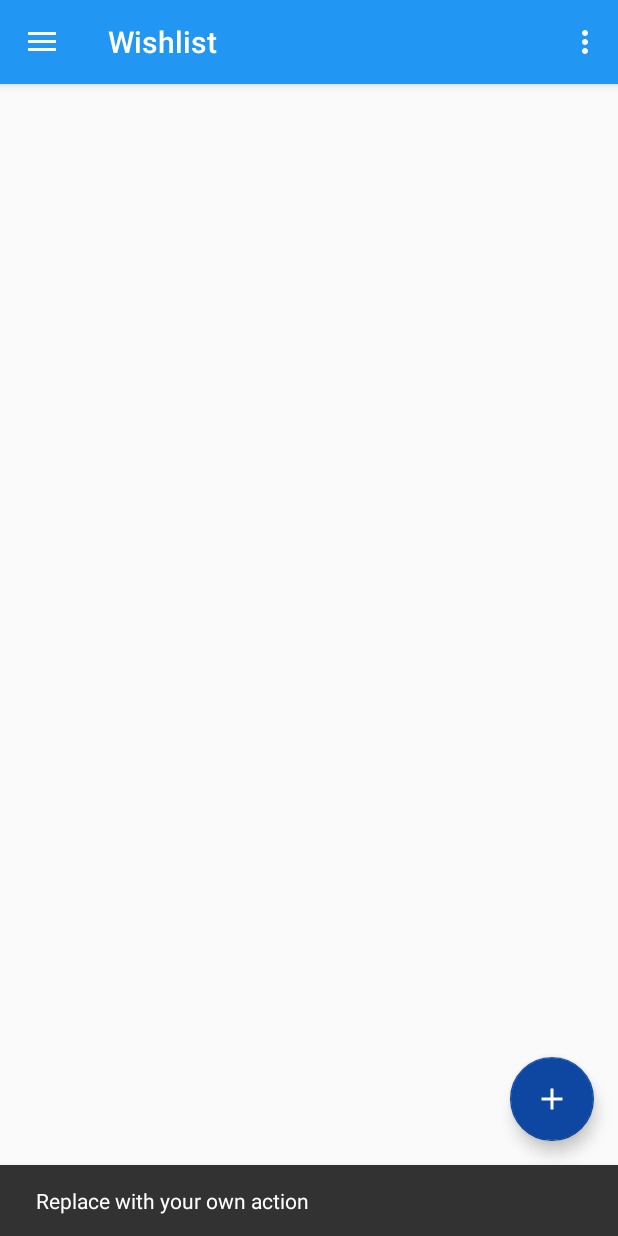
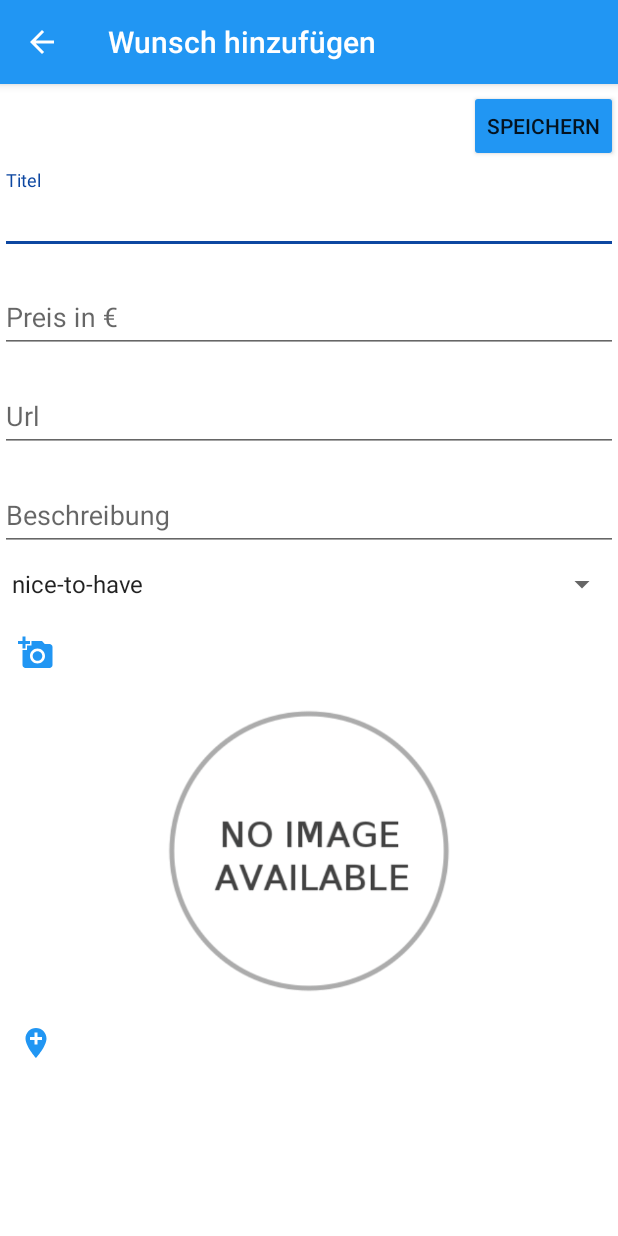
Before and after one commit to aromko/wishlist, an Android app: the screen it shows after launch once a user with an empty profile is signed in (MainActivity before the commit, WishActivity after it), after a tap on an icon or button, on a phone screen of 412 x 824 dp. Run offline under Robolectric (Android 15) with nearby library versions, the phone set to English and light mode, and no system bars; our stand-ins replace Firebase (no records; nobody signed in at launch, a user with empty details on screens opened directly).

Commit message:
* added Wishactivity * optimize fragmentlist layout (cardView)

```diff
--- a/app/build.gradle
+++ b/app/build.gradle
@@ -33,7 +33,9 @@ dependencies {
     implementation 'com.google.firebase:firebase-auth:16.0.1'
     implementation 'com.google.android.gms:play-services-auth:15.0.1'
     implementation 'com.google.firebase:firebase-database:16.0.1'
+    implementation 'com.google.firebase:firebase-storage:16.0.1'
     implementation "android.arch.lifecycle:extensions:$lifecycle_version"
+    implementation 'com.android.support:cardview-v7:26.1.0'
 }
 
 apply plugin: 'com.google.gms.google-services'
--- a/app/src/main/java/aromko/de/wishlist/activity/MainActivity.java
+++ b/app/src/main/java/aromko/de/wishlist/activity/MainActivity.java
@@ -10,7 +10,6 @@ import android.os.Bundle;
 import android.support.annotation.Nullable;
 import android.support.design.widget.FloatingActionButton;
 import android.support.design.widget.NavigationView;
-import android.support.design.widget.Snackbar;
 import android.support.v4.app.Fragment;
 import android.support.v4.app.FragmentTransaction;
 import android.support.v4.view.GravityCompat;
@@ -51,6 +50,7 @@ public class MainActivity extends AppCompatActivity implements ItemListFragment.
     private ArrayList<WishList> listItems = new ArrayList<WishList>();
     private ImageButton imgBtnAddWishList;
     private WishListViewModel listViewModel;
+    private String selectedWishlistId;
 
     @Override
     protected void onCreate(Bundle savedInstanceState) {
@@ -79,8 +79,9 @@ public class MainActivity extends AppCompatActivity implements ItemListFragment.
         fab.setOnClickListener(new View.OnClickListener() {
             @Override
             public void onClick(View view) {
-                Snackbar.make(view, "Replace with your own action", Snackbar.LENGTH_LONG)
-                        .setAction("Action", null).show();
+                Intent wishActivity = new Intent(MainActivity.this, WishActivity.class);
+                wishActivity.putExtra("wishlistId", selectedWishlistId);
+                startActivity(wishActivity);
             }
         });
 
@@ -120,8 +121,9 @@ public class MainActivity extends AppCompatActivity implements ItemListFragment.
                     }
                 }
 
+                selectedWishlistId = listItems.get(position).getKey();
                 Bundle bundle = new Bundle();
-                bundle.putString("wishlistId", listItems.get(position).getKey());
+                bundle.putString("wishlistId", selectedWishlistId);
                 fragment = new ItemListFragment();
                 fragment.setArguments(bundle);
                 switch (position) {
--- /dev/null
+++ b/app/src/main/java/aromko/de/wishlist/activity/WishActivity.java
@@ -0,0 +1,97 @@
+package aromko.de.wishlist.activity;
+
+import android.arch.lifecycle.ViewModelProviders;
+import android.content.Intent;
+import android.graphics.Color;
+import android.net.Uri;
+import android.os.Bundle;
+import android.provider.MediaStore;
+import android.support.design.widget.FloatingActionButton;
+import android.support.design.widget.Snackbar;
+import android.support.v7.app.AppCompatActivity;
+import android.support.v7.widget.Toolbar;
+import android.util.Log;
+import android.view.MenuItem;
+import android.view.View;
+import android.widget.ArrayAdapter;
+import android.widget.EditText;
+import android.widget.ImageButton;
+import android.widget.ImageView;
+import android.widget.Spinner;
+
+import aromko.de.wishlist.R;
+import aromko.de.wishlist.viewModel.WishListViewModel;
+import aromko.de.wishlist.viewModel.WishViewModel;
+
+public class WishActivity extends AppCompatActivity {
+
+    private ImageButton btnAddPhoto;
+    private ImageView ivProduct;
+    private EditText txtTitle;
+    private EditText txtPrice;
+    private EditText txtUrl;
+    private EditText txtDescription;
+
+    private WishViewModel wishViewModel;
+    private String wishlistId;
+
+    @Override
+    protected void onCreate(Bundle savedInstanceState) {
+        super.onCreate(savedInstanceState);
+        setContentView(R.layout.activity_wish);
+        getWindow().getDecorView().setBackgroundColor(Color.WHITE);
+        Toolbar toolbar = (Toolbar) findViewById(R.id.toolbar);
+        setSupportActionBar(toolbar);
+        getSupportActionBar().setDisplayHomeAsUpEnabled(true);
+        getSupportActionBar().setDisplayShowHomeEnabled(true);
+        getSupportActionBar().setTitle("Wunsch hinzufügen");
+
+        btnAddPhoto = findViewById(R.id.btnAddPhoto);
+        ivProduct = findViewById(R.id.ivProduct);
+        txtTitle = findViewById(R.id.txtTitle);
+        txtPrice = findViewById(R.id.txtPrice);
+        txtUrl = findViewById(R.id.txtUrl);
+        txtDescription = findViewById(R.id.txtDescription);
+
+        Spinner spinner = (Spinner) findViewById(R.id.spWishstrength);
+        ArrayAdapter<CharSequence> adapter = ArrayAdapter.createFromResource(this,
+                R.array.wishstrength_selection_array, android.R.layout.simple_spinner_item);
+        adapter.setDropDownViewResource(android.R.layout.simple_list_item_1);
+        spinner.setAdapter(adapter);
+
+        wishViewModel = ViewModelProviders.of(this).get(WishViewModel.class);
+
+        Intent myIntent = getIntent();
+        wishlistId = myIntent.getStringExtra("wishlistId");
+    }
+
+    @Override
+    public boolean onOptionsItemSelected(MenuItem item) {
+        if (item.getItemId() == android.R.id.home) {
+            finish();
+        }
+
+        return super.onOptionsItemSelected(item);
+    }
+
+    public void addImageFromStorage(View view){
+        startActivityForResult(new Intent(Intent.ACTION_PICK, MediaStore.Images.Media.EXTERNAL_CONTENT_URI), 1);
+    }
+
+    @Override
+    protected void onActivityResult(int requestCode, int resultCode, Intent data) {
+        super.onActivityResult(requestCode, resultCode, data);
+        if(requestCode == 1) {
+            if(resultCode == RESULT_OK){
+                if(data != null) {
+                    Uri uri = data.getData();
+                    ivProduct.setImageURI(uri);
+                }
+            }
+        }
+    }
+
+    public void saveWish(View view){
+        wishViewModel.insertWish(wishlistId);
+    }
+}
--- a/app/src/main/java/aromko/de/wishlist/fragment/ItemListFragment.java
+++ b/app/src/main/java/aromko/de/wishlist/fragment/ItemListFragment.java
@@ -20,7 +20,7 @@ import java.util.List;
 
 import aromko.de.wishlist.R;
 import aromko.de.wishlist.model.Wish;
-import aromko.de.wishlist.model.WishModelFactory;
+import aromko.de.wishlist.viewModel.WishViewModelFactory;
 import aromko.de.wishlist.viewModel.WishViewModel;
 
 import static android.graphics.drawable.ClipDrawable.HORIZONTAL;
@@ -83,9 +83,7 @@ public class ItemListFragment extends Fragment {
             } else {
                 recyclerView.setLayoutManager(new GridLayoutManager(context, mColumnCount));
             }
-            DividerItemDecoration itemDecor = new DividerItemDecoration(this.getContext(), HORIZONTAL);
-            recyclerView.addItemDecoration(itemDecor);
-            wishViewModel = ViewModelProviders.of(this, new WishModelFactory(this.getActivity().getApplication(), wishlistId.toString())).get(WishViewModel.class);
+            wishViewModel = ViewModelProviders.of(this, new WishViewModelFactory(this.getActivity().getApplication(), wishlistId.toString())).get(WishViewModel.class);
             //wishViewModel = new WishViewModel(wishlistId.toString());
 
             LiveData<List<Wish>> listsLiveData = wishViewModel.getListsLiveData();
--- a/app/src/main/java/aromko/de/wishlist/fragment/WishRecyclerViewAdapter.java
+++ b/app/src/main/java/aromko/de/wishlist/fragment/WishRecyclerViewAdapter.java
@@ -34,7 +34,7 @@ public class WishRecyclerViewAdapter extends RecyclerView.Adapter<WishRecyclerVi
     public void onBindViewHolder(final ViewHolder holder, int position) {
         holder.mItem = mValues.get(position);
         holder.item_name.setText(mValues.get(position).getName());
-        holder.item_price.setText(String.valueOf(mValues.get(position).getPrice()));
+        holder.item_price.setText(String.valueOf(mValues.get(position).getPrice() + " €"));
 
 
         holder.mView.setOnClickListener(new View.OnClickListener() {
--- a/app/src/main/java/aromko/de/wishlist/viewModel/WishViewModel.java
+++ b/app/src/main/java/aromko/de/wishlist/viewModel/WishViewModel.java
@@ -24,6 +24,10 @@ public class WishViewModel extends ViewModel {
     private static DatabaseReference wishes_ref;
     private final FirebaseQueryLiveData liveData;
     private final MediatorLiveData<List<Wish>> listsLiveData = new MediatorLiveData<>();
+
+    public WishViewModel(){
+        liveData = new FirebaseQueryLiveData(wishes_ref);
+    };
 
     public WishViewModel(Application mApplication, String wishlistId) {
 
@@ -59,4 +63,16 @@ public class WishViewModel extends ViewModel {
     public void updateWish(String text) {
         Log.i("uodate", text);
     }
+
+    public void insertWish(String wishlistId) {
+        String key = FirebaseDatabase.getInstance().getReference("/wishes").push().getKey();
+        Wish wish = new Wish("TESTXXXX", 100.00);
+        //Map<String, Object> postValuesinsert = list.toMap();
+
+        //Map<String, Object> childUpdates = new HashMap<>();
+        //childUpdates.put(key, postValues);
+
+        //mDatabase.getReference("/lists").updateChildren(childUpdates);
+        FirebaseDatabase.getInstance().getReference("/wishes/" + wishlistId + "/" + key).setValue(wish);
+    }
 }
--- a/app/src/main/java/aromko/de/wishlist/model/WishModelFactory.java
+++ b/app/src/main/java/aromko/de/wishlist/viewModel/WishViewModelFactory.java
@@ -1,4 +1,4 @@
-package aromko.de.wishlist.model;
+package aromko.de.wishlist.viewModel;
 
 import android.app.Application;
 import android.arch.lifecycle.ViewModel;
@@ -6,12 +6,12 @@ import android.arch.lifecycle.ViewModelProvider;
 
 import aromko.de.wishlist.viewModel.WishViewModel;
 
-public class WishModelFactory extends ViewModelProvider.NewInstanceFactory {
+public class WishViewModelFactory extends ViewModelProvider.NewInstanceFactory {
     private Application mApplication;
     private String mParam;
 
 
-    public WishModelFactory(Application application, String param) {
+    public WishViewModelFactory(Application application, String param) {
         mApplication = application;
         mParam = param;
     }
--- /dev/null
+++ b/app/src/main/res/drawable/ic_add_a_photo.xml
@@ -0,0 +1,5 @@
+<vector android:height="24dp" android:tint="#2196F3"
+    android:viewportHeight="24.0" android:viewportWidth="24.0"
+    android:width="24dp" xmlns:android="http://schemas.android.com/apk/res/android">
+    <path android:fillColor="#FF000000" android:pathData="M3,4L3,1h2v3h3v2L5,6v3L3,9L3,6L0,6L0,4h3zM6,10L6,7h3L9,4h7l1.83,2L21,6c1.1,0 2,0.9 2,2v12c0,1.1 -0.9,2 -2,2L5,22c-1.1,0 -2,-0.9 -2,-2L3,10h3zM13,19c2.76,0 5,-2.24 5,-5s-2.24,-5 -5,-5 -5,2.24 -5,5 2.24,5 5,5zM9.8,14c0,1.77 1.43,3.2 3.2,3.2s3.2,-1.43 3.2,-3.2 -1.43,-3.2 -3.2,-3.2 -3.2,1.43 -3.2,3.2z"/>
+</vector>
--- /dev/null
+++ b/app/src/main/res/drawable/ic_add_image.xml
@@ -0,0 +1,5 @@
+<vector android:height="24dp" android:tint="#2196F3"
+    android:viewportHeight="24.0" android:viewportWidth="24.0"
+    android:width="24dp" xmlns:android="http://schemas.android.com/apk/res/android">
+    <path android:fillColor="#FF000000" android:pathData="M21,19V5c0,-1.1 -0.9,-2 -2,-2H5c-1.1,0 -2,0.9 -2,2v14c0,1.1 0.9,2 2,2h14c1.1,0 2,-0.9 2,-2zM8.5,13.5l2.5,3.01L14.5,12l4.5,6H5l3.5,-4.5z"/>
+</vector>
--- /dev/null
+++ b/app/src/main/res/drawable/ic_add_location.xml
@@ -0,0 +1,5 @@
+<vector android:height="24dp" android:tint="#2196F3"
+    android:viewportHeight="24.0" android:viewportWidth="24.0"
+    android:width="24dp" xmlns:android="http://schemas.android.com/apk/res/android">
+    <path android:fillColor="#FF000000" android:pathData="M12,2C8.14,2 5,5.14 5,9c0,5.25 7,13 7,13s7,-7.75 7,-13c0,-3.86 -3.14,-7 -7,-7zM16,10h-3v3h-2v-3L8,10L8,8h3L11,5h2v3h3v2z"/>
+</vector>
--- /dev/null
+++ b/app/src/main/res/layout/activity_wish.xml
@@ -0,0 +1,25 @@
+<?xml version="1.0" encoding="utf-8"?>
+<android.support.design.widget.CoordinatorLayout xmlns:android="http://schemas.android.com/apk/res/android"
+    xmlns:app="http://schemas.android.com/apk/res-auto"
+    xmlns:tools="http://schemas.android.com/tools"
+    android:layout_width="match_parent"
+    android:layout_height="match_parent"
+    tools:context=".activity.WishActivity">
+
+    <android.support.design.widget.AppBarLayout
+        android:layout_width="match_parent"
+        android:layout_height="wrap_content"
+        android:theme="@style/AppTheme.AppBarOverlay">
+
+        <android.support.v7.widget.Toolbar
+            android:id="@+id/toolbar"
+            android:layout_width="match_parent"
+            android:layout_height="?attr/actionBarSize"
+            android:background="?attr/colorPrimary"
+            app:popupTheme="@style/AppTheme.PopupOverlay" />
+
+    </android.support.design.widget.AppBarLayout>
+
+    <include layout="@layout/content_wish" />
+
+</android.support.design.widget.CoordinatorLayout>
--- /dev/null
+++ b/app/src/main/res/layout/content_wish.xml
@@ -0,0 +1,163 @@
+<?xml version="1.0" encoding="utf-8"?>
+<android.support.constraint.ConstraintLayout xmlns:android="http://schemas.android.com/apk/res/android"
+    xmlns:app="http://schemas.android.com/apk/res-auto"
+    xmlns:tools="http://schemas.android.com/tools"
+    android:layout_width="match_parent"
+    android:layout_height="match_parent"
+    app:layout_behavior="@string/appbar_scrolling_view_behavior"
+    tools:context=".activity.WishActivity"
+    tools:showIn="@layout/activity_wish">
+
+
+    <ScrollView
+        android:layout_width="match_parent"
+        android:layout_height="0dp"
+        android:layout_marginTop="5dp"
+        android:fillViewport="true"
+        android:overScrollMode="always"
+        app:layout_constraintEnd_toEndOf="parent"
+        app:layout_constraintHorizontal_bias="0.5"
+        app:layout_constraintStart_toStartOf="parent"
+        app:layout_constraintTop_toBottomOf="@+id/btnSave">
+
+        <LinearLayout
+            android:layout_width="match_parent"
+            android:layout_height="wrap_content"
+            android:orientation="vertical"
+            android:paddingBottom="60dp">
+
+            <android.support.design.widget.TextInputLayout
+                android:id="@+id/textInputLayout2"
+                android:layout_width="match_parent"
+                android:layout_height="match_parent"
+                android:hint="Titel"
+                app:layout_constraintBottom_toBottomOf="parent"
+                app:layout_constraintEnd_toEndOf="parent"
+                app:layout_constraintHorizontal_bias="0.115"
+                app:layout_constraintStart_toStartOf="parent"
+                app:layout_constraintTop_toTopOf="parent"
+                app:layout_constraintVertical_bias="0.035">
+
+
+                <EditText
+                    android:id="@+id/txtTitle"
+                    android:layout_width="match_parent"
+                    android:layout_height="wrap_content"
+                    android:ems="10"
+                    android:inputType="textPersonName"
+                    tools:layout_editor_absoluteX="16dp"
+                    tools:layout_editor_absoluteY="36dp" />
+            </android.support.design.widget.TextInputLayout>
+
+            <android.support.design.widget.TextInputLayout
+                android:id="@+id/textInputLayout3"
+                android:layout_width="match_parent"
+                android:layout_height="match_parent"
+                android:layout_marginTop="10dp"
+                android:hint="Preis in €"
+                app:layout_constraintTop_toBottomOf="@+id/textInputLayout2"
+                tools:layout_editor_absoluteX="0dp">
+
+                <EditText
+                    android:id="@+id/txtPrice"
+                    android:layout_width="match_parent"
+                    android:layout_height="wrap_content"
+                    android:ems="10"
+                    android:inputType="numberDecimal"
+                    tools:layout_editor_absoluteX="16dp"
+                    tools:layout_editor_absoluteY="36dp" />
+            </android.support.design.widget.TextInputLayout>
+
+            <android.support.design.widget.TextInputLayout
+                android:id="@+id/textInputLayout4"
+                android:layout_width="match_parent"
+                android:layout_height="match_parent"
+                android:layout_marginTop="10dp"
+                android:hint="Url"
+                app:layout_constraintTop_toBottomOf="@+id/textInputLayout3"
+                tools:layout_editor_absoluteX="0dp">
+
+                <EditText
+                    android:id="@+id/txtUrl"
+                    android:layout_width="match_parent"
+                    android:layout_height="wrap_content"
+                    android:ems="10"
+                    android:inputType="textPersonName"
+                    tools:layout_editor_absoluteX="16dp"
+                    tools:layout_editor_absoluteY="36dp" />
+            </android.support.design.widget.TextInputLayout>
+
+            <android.support.design.widget.TextInputLayout
+                android:id="@+id/textInputLayout5"
+                android:layout_width="match_parent"
+                android:layout_height="match_parent"
+                android:layout_marginTop="10dp"
+                android:hint="Beschreibung"
+                app:layout_constraintTop_toBottomOf="@+id/textInputLayout4"
+                tools:layout_editor_absoluteX="0dp">
+
+                <EditText
+                    android:id="@+id/txtDescription"
+                    android:layout_width="match_parent"
+                    android:layout_height="wrap_content"
+                    android:ems="10"
+                    android:inputType="textMultiLine" />
+            </android.support.design.widget.TextInputLayout>
+
+            <Spinner
+                android:id="@+id/spWishstrength"
+                android:layout_width="match_parent"
+                android:layout_height="wrap_content"
+                android:layout_marginTop="10dp"
+                app:layout_constraintTop_toBottomOf="@+id/textInputLayout3"
+                tools:layout_editor_absoluteX="8dp" />
+
+            <ImageButton
+                android:id="@+id/btnAddPhoto"
+                android:layout_width="wrap_content"
+                android:layout_height="wrap_content"
+                android:layout_marginTop="12dp"
+                android:backgroundTint="@android:color/white"
+                android:onClick="addImageFromStorage"
+                app:layout_constraintTop_toBottomOf="@+id/spWishstrength"
+                app:srcCompat="@drawable/ic_add_a_photo"
+                tools:layout_editor_absoluteX="0dp" />
+
+            <ImageView
+                android:id="@+id/ivProduct"
+                android:layout_width="match_parent"
+                android:layout_height="196dp"
+                android:layout_marginTop="12dp"
+                app:layout_constraintEnd_toEndOf="parent"
+                app:layout_constraintHorizontal_bias="0.5"
+                app:layout_constraintStart_toStartOf="parent"
+                app:layout_constraintTop_toBottomOf="@+id/btnAddPhoto"
+                app:srcCompat="@drawable/no_image_available" />
+
+            <ImageButton
+                android:id="@+id/imageButton2"
+                android:layout_width="wrap_content"
+                android:layout_height="wrap_content"
+                android:layout_marginTop="8dp"
+                android:backgroundTint="@android:color/white"
+                app:layout_constraintTop_toBottomOf="@+id/ivProduct"
+                app:srcCompat="@drawable/ic_add_location"
+                tools:layout_editor_absoluteX="0dp" />
+
+        </LinearLayout>
+    </ScrollView>
+
+    <Button
+        android:id="@+id/btnSave"
+        android:layout_width="wrap_content"
+        android:layout_height="wrap_content"
+        android:layout_marginTop="4dp"
+        android:backgroundTint="@color/colorPrimary"
+        android:onClick="saveWish"
+        android:text="Speichern"
+        app:layout_constraintEnd_toEndOf="parent"
+        app:layout_constraintHorizontal_bias="1.0"
+        app:layout_constraintStart_toStartOf="parent"
+        app:layout_constraintTop_toTopOf="parent" />
+
+</android.support.constraint.ConstraintLayout>
--- a/app/src/main/res/layout/fragment_item.xml
+++ b/app/src/main/res/layout/fragment_item.xml
@@ -1,9 +1,17 @@
 <?xml version="1.0" encoding="utf-8"?>
+<android.support.v7.widget.CardView xmlns:android="http://schemas.android.com/apk/res/android"
+    xmlns:app="http://schemas.android.com/apk/res-auto"
+    xmlns:tools="http://schemas.android.com/tools"
+    android:layout_width="match_parent"
+    android:layout_height="wrap_content"
+    android:layout_marginTop="10dp"
+    android:clipToPadding="false">
+
     <android.support.constraint.ConstraintLayout xmlns:android="http://schemas.android.com/apk/res/android"
         xmlns:app="http://schemas.android.com/apk/res-auto"
         xmlns:tools="http://schemas.android.com/tools"
         android:layout_width="match_parent"
-    android:layout_height="wrap_content">
+        android:layout_height="match_parent">
 
         <ImageView
             android:id="@+id/imageView3"
@@ -15,18 +23,19 @@
             app:layout_constraintHorizontal_bias="0.5"
             app:layout_constraintStart_toStartOf="parent"
             app:layout_constraintTop_toBottomOf="@+id/item_name"
-        app:srcCompat="@drawable/appicon" />
+            app:srcCompat="@drawable/no_image_available" />
 
         <TextView
             android:id="@+id/item_name"
             android:layout_width="272dp"
             android:layout_height="33dp"
             android:layout_margin="4dp"
+            android:layout_marginStart="8dp"
             android:text="Samsung S7"
             android:textSize="24sp"
             app:layout_constraintBottom_toTopOf="@+id/imageView3"
             app:layout_constraintEnd_toEndOf="parent"
-        app:layout_constraintHorizontal_bias="0.0"
+            app:layout_constraintHorizontal_bias="0.076"
             app:layout_constraintStart_toStartOf="parent"
             app:layout_constraintTop_toTopOf="parent" />
 
@@ -34,22 +43,27 @@
             android:id="@+id/item_price"
             android:layout_width="wrap_content"
             android:layout_height="wrap_content"
+            android:layout_marginBottom="8dp"
             android:layout_marginRight="7dp"
+            android:layout_marginStart="8dp"
             android:layout_marginTop="12dp"
             android:text="100 €"
             android:textSize="24sp"
             android:textStyle="bold"
+            app:layout_constraintBottom_toBottomOf="parent"
             app:layout_constraintEnd_toEndOf="parent"
             app:layout_constraintEnd_toStartOf="@+id/favorite"
-        app:layout_constraintHorizontal_bias="0.026"
+            app:layout_constraintHorizontal_bias="0.0"
             app:layout_constraintStart_toStartOf="parent"
-        app:layout_constraintTop_toBottomOf="@+id/imageView3" />
+            app:layout_constraintTop_toBottomOf="@+id/imageView3"
+            app:layout_constraintVertical_bias="0.0" />
 
         <ImageView
             android:id="@+id/favorite"
             android:layout_width="37dp"
             android:layout_height="35dp"
             android:layout_margin="4dp"
+            android:layout_marginEnd="8dp"
             app:layout_constraintBottom_toBottomOf="parent"
             app:layout_constraintEnd_toEndOf="parent"
             app:layout_constraintHorizontal_bias="1.0"
@@ -59,3 +73,4 @@
             app:srcCompat="@drawable/ic_favorite_border" />
 
     </android.support.constraint.ConstraintLayout>
+</android.support.v7.widget.CardView>
--- a/app/src/main/res/values-v21/styles.xml
+++ b/app/src/main/res/values-v21/styles.xml
@@ -3,6 +3,5 @@
     <style name="AppTheme.NoActionBar">
         <item name="windowActionBar">false</item>
         <item name="windowNoTitle">true</item>
-        <item name="android:statusBarColor">@android:color/transparent</item>
     </style>
 </resources>
--- a/app/src/main/res/values/strings.xml
+++ b/app/src/main/res/values/strings.xml
@@ -21,4 +21,5 @@
     <string name="nav_header_desc">Navigation header</string>
     <string name="action_settings">Settings</string>
     <string name="title_activity_profil">ProfilActivity</string>
+    <string name="title_activity_wish">WishActivity</string>
 </resources>
--- /dev/null
+++ b/app/src/main/res/values/wishstrength_selection.xml
@@ -0,0 +1,7 @@
+<?xml version="1.0" encoding="utf-8"?>
+<resources>
+    <string-array name="wishstrength_selection_array">
+        <item>nice-to-have</item>
+        <item>am liebsten sofort</item>
+    </string-array>
+</resources>
```
Also changed, not shown: app/src/main/AndroidManifest.xml (+8 -3 lines), app/src/main/res/drawable-v24/no_image_available.png (added), app/src/main/res/drawable/no_image_available.png (added). Lines whose indentation alone changed are shown as unchanged.
